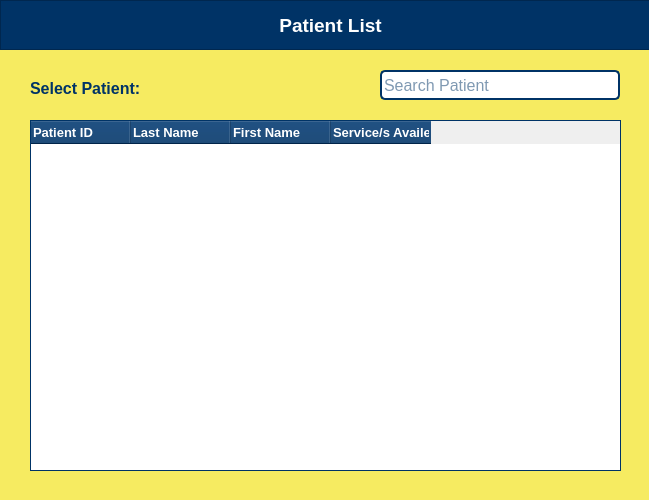
Old version of the form wfui/mmidwifeui/midwife_patientList_appointment.ui in the repository kim6130/WellFam-Care-.
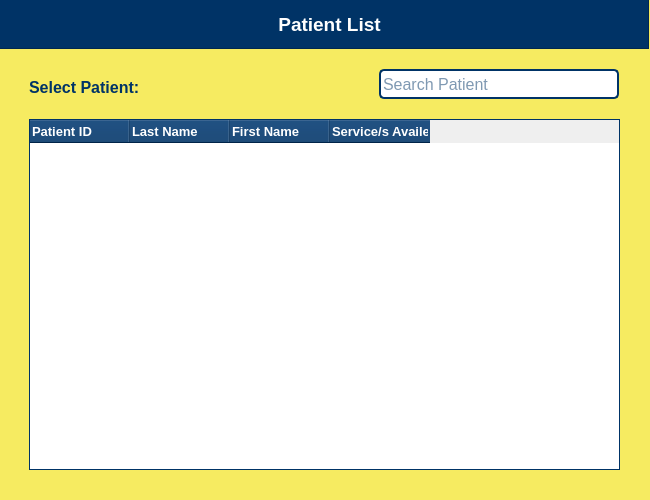
New version of the form.

```diff
--- a/wfui/mmidwifeui/midwife_patientList_appointment.ui
+++ b/wfui/mmidwifeui/midwife_patientList_appointment.ui
@@ -6,28 +6,34 @@
    <rect>
     <x>0</x>
     <y>0</y>
-    <width>649</width>
+    <width>650</width>
     <height>500</height>
    </rect>
   </property>
+  <property name="maximumSize">
+   <size>
+    <width>650</width>
+    <height>500</height>
+   </size>
+  </property>
   <property name="windowTitle">
    <string>Dialog</string>
   </property>
-  <widget class="QWidget" name="midwifeWidgetPatListApp" native="true">
+  <widget class="QWidget" name="widgetPatListApp" native="true">
    <property name="geometry">
     <rect>
-     <x>0</x>
-     <y>0</y>
+     <x>-1</x>
+     <y>-1</y>
      <width>651</width>
      <height>501</height>
     </rect>
    </property>
    <property name="styleSheet">
-    <string notr="true">QWidget #midwifeWidgetPatListApp {
+    <string notr="true">QWidget #widgetPatListApp {
 	background-color:  rgb(246, 235, 97);
 }</string>
    </property>
-   <widget class="QTableWidget" name="midwifeTableWidgetPatApp">
+   <widget class="QTableWidget" name="tableWidgetPatApp">
     <property name="geometry">
      <rect>
       <x>30</x>
@@ -120,7 +126,7 @@
      </property>
     </column>
    </widget>
-   <widget class="QFrame" name="midwifeFrame">
+   <widget class="QFrame" name="frame">
     <property name="geometry">
      <rect>
       <x>0</x>
@@ -151,7 +157,7 @@
     <property name="frameShadow">
      <enum>QFrame::Raised</enum>
     </property>
-    <widget class="QLabel" name="midwifeLabel">
+    <widget class="QLabel" name="label">
      <property name="geometry">
       <rect>
        <x>180</x>
@@ -177,7 +183,7 @@
      </property>
     </widget>
    </widget>
-   <widget class="QLineEdit" name="midwifeLineEditSearchPatApp">
+   <widget class="QLineEdit" name="lineEditSearchPatApp">
     <property name="geometry">
      <rect>
       <x>380</x>
@@ -217,7 +223,7 @@
      <bool>false</bool>
     </property>
    </widget>
-   <widget class="QLabel" name="midwifeLabelUA">
+   <widget class="QLabel" name="labelUA">
     <property name="geometry">
      <rect>
       <x>30</x>
```
